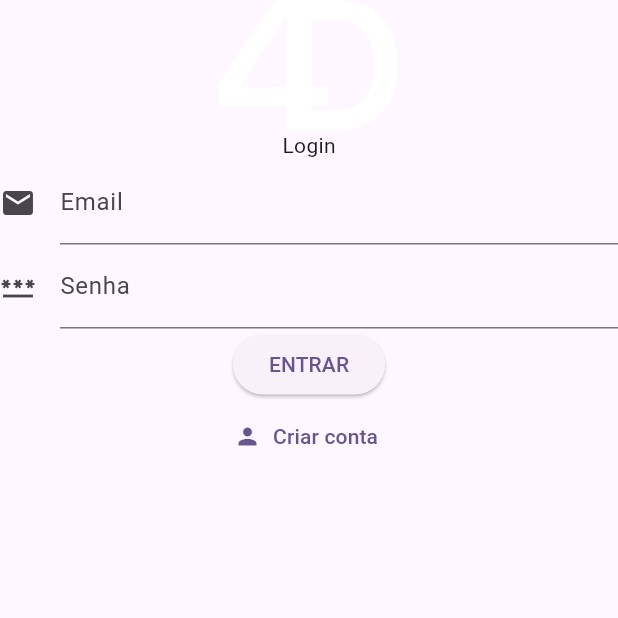
After one commit to Dudu-t/flutter-app-cleancode, a Flutter app: the LoginPage screen opened directly, on a phone screen of 412 x 824 dp, the top half of it. The commit adds this screen. Run offline on Flutter 3.47's test engine with Material 3 defaults, Android fonts, the phone set to English and light mode, and no system bars.

Commit message:
create login interface

```diff
--- /dev/null
+++ b/lib/ui/components/app.dart
@@ -0,0 +1,14 @@
+import 'package:flutter/material.dart';
+
+import '../pages/pages.dart';
+
+class App extends StatelessWidget {
+  @override
+  Widget build(BuildContext context) {
+    return MaterialApp(
+      title: 'ForDev',
+      debugShowCheckedModeBanner: false,
+      home: LoginPage(),
+    );
+  }
+}
--- /dev/null
+++ b/lib/ui/components/components.dart
@@ -0,0 +1 @@
+export 'app.dart';
--- /dev/null
+++ b/lib/ui/pages/login_page.dart
@@ -0,0 +1,54 @@
+import 'package:flutter/material.dart';
+import 'package:flutter/services.dart';
+
+class LoginPage extends StatelessWidget {
+  @override
+  Widget build(BuildContext context) {
+    return Scaffold(
+      body: SingleChildScrollView(
+        child: Column(
+          children: [
+            Container(
+              child: const Image(
+                image: AssetImage('lib/ui/assets/logo.png'),
+              ),
+            ),
+            const Text('Login'),
+            Form(
+              child: Column(
+                children: [
+                  TextFormField(
+                    decoration: const InputDecoration(
+                      labelText: 'Email',
+                      icon: Icon(
+                        Icons.email,
+                      ),
+                    ),
+                  ),
+                  TextFormField(
+                    decoration: const InputDecoration(
+                      labelText: 'Senha',
+                      icon: Icon(
+                        Icons.password,
+                      ),
+                    ),
+                    obscureText: true,
+                  ),
+                  ElevatedButton(
+                    onPressed: () {},
+                    child: const Text('ENTRAR'),
+                  ),
+                  TextButton.icon(
+                    onPressed: () {},
+                    icon: Icon(Icons.person),
+                    label: Text('Criar conta'),
+                  )
+                ],
+              ),
+            )
+          ],
+        ),
+      ),
+    );
+  }
+}
--- /dev/null
+++ b/lib/ui/pages/pages.dart
@@ -0,0 +1 @@
+export 'login_page.dart';
--- a/pubspec.yaml
+++ b/pubspec.yaml
@@ -65,6 +65,8 @@ flutter:
   # assets:
   #   - images/a_dot_burr.jpeg
   #   - images/a_dot_ham.jpeg
+  assets:
+    - lib/ui/assets/
 
   # An image asset can refer to one or more resolution-specific "variants", see
   # https://flutter.dev/assets-and-images/#resolution-aware
```
Also changed, not shown: lib/infra/http/http_adapter.dart (+37 -8 lines), lib/main/main.dart (added, +7 -0 lines), lib/ui/assets/2.0x/logo.png (added), lib/ui/assets/3.0x/logo.png (added), lib/ui/assets/4.0x/logo.png (added), lib/ui/assets/logo.png (added), 1 other file.
